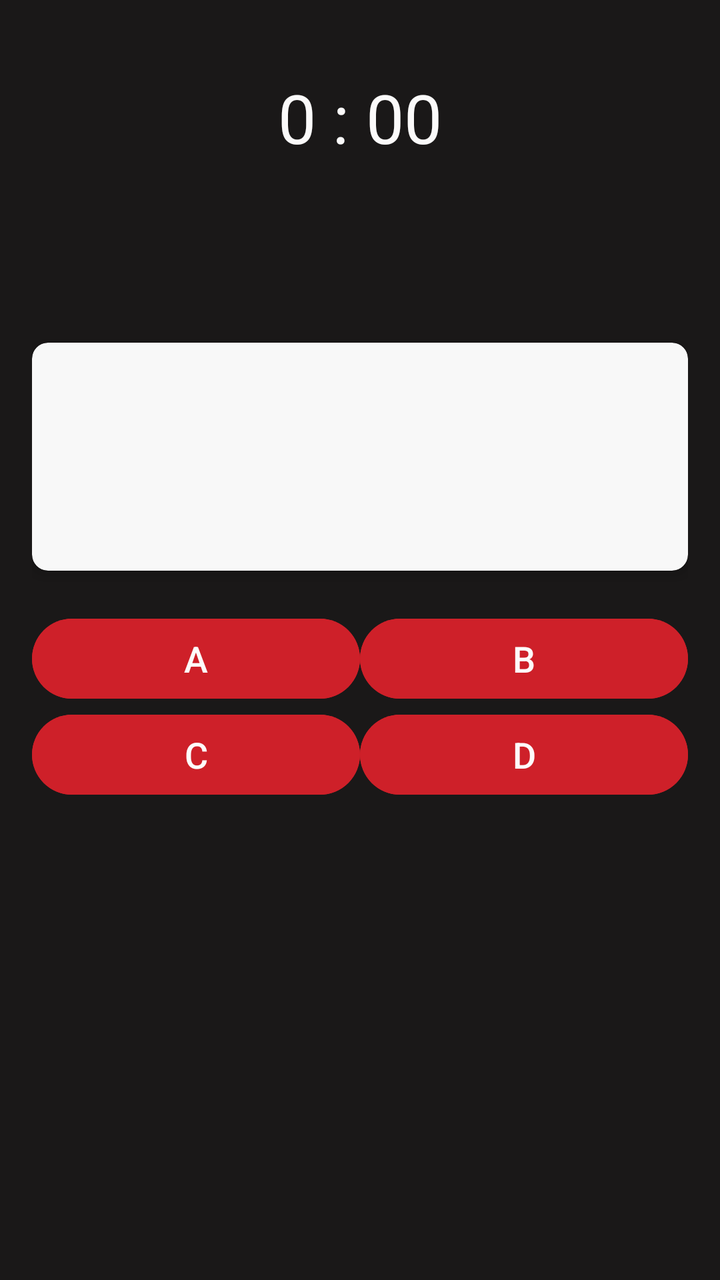
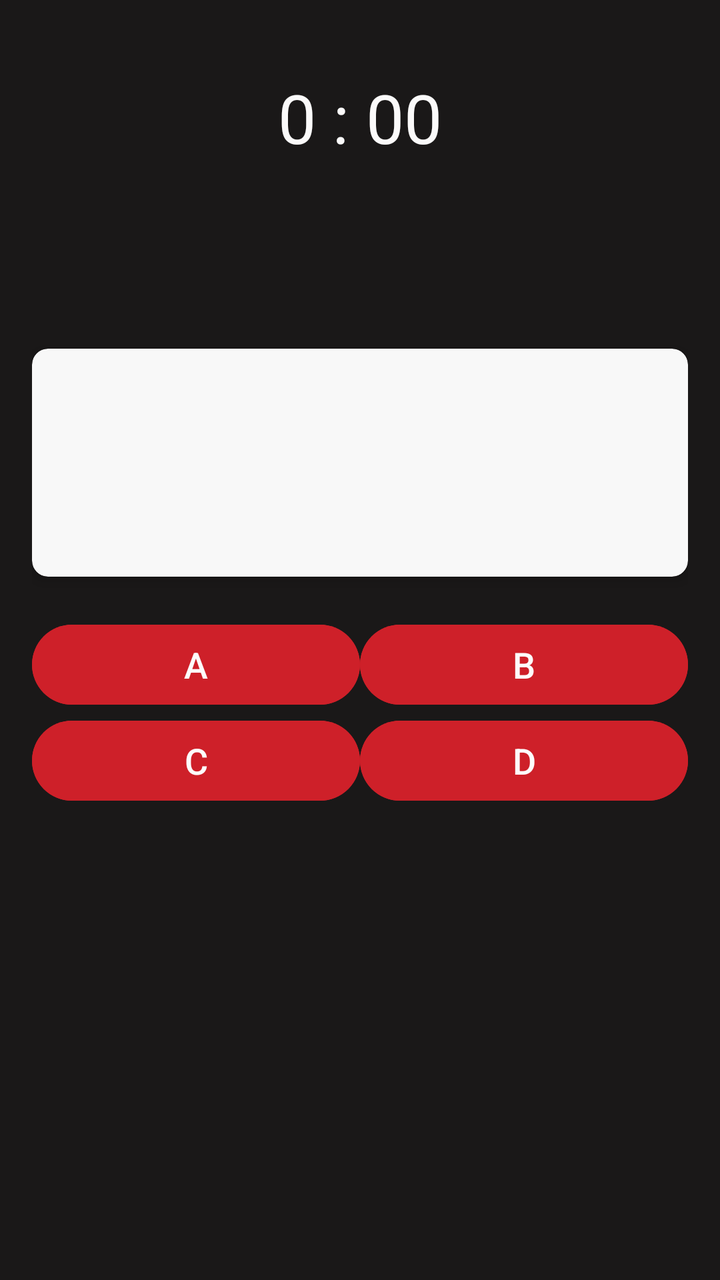

An Android layout rendered at two revisions. The XML below is the earlier revision; the diff shows what the commit changed to produce the second picture.
<!-- AndroidManifest.xml: application theme Theme.IntelliQuiz -->
<!-- res/layout/activity_quiz_section.xml -->
<?xml version="1.0" encoding="utf-8"?>
<LinearLayout xmlns:android="http://schemas.android.com/apk/res/android"
    xmlns:app="http://schemas.android.com/apk/res-auto"
    android:id="@+id/main"
    android:layout_width="match_parent"
    android:layout_height="match_parent"
    android:background="#1A1818"
    android:orientation="vertical"
    android:padding="16dp">

    <TextView
        android:id="@+id/timer"
        android:layout_width="match_parent"
        android:layout_height="wrap_content"
        android:layout_marginTop="20dp"
        android:fontFamily="@font/poppins_black"
        android:text="0 : 00"
        android:textAlignment="center"
        android:textColor="#FBFAFA"
        android:textSize="34sp" />

    <androidx.cardview.widget.CardView
        android:layout_width="match_parent"
        android:layout_height="wrap_content"
        android:layout_marginTop="90dp"
        app:cardBackgroundColor="#F8F8F8"
        app:cardCornerRadius="8dp"
        app:cardElevation="4dp">

        <ProgressBar
            android:id="@+id/loadingIndicator"
            android:layout_width="wrap_content"
            android:layout_height="wrap_content"
            android:layout_centerInParent="true"
            android:visibility="gone" />

        <LinearLayout
            android:id="@+id/card"
            android:layout_width="wrap_content"
            android:layout_height="wrap_content"
            android:layout_marginTop="20dp"
            android:orientation="vertical"
            android:padding="20dp">

            <TextView
                android:id="@+id/question"
                android:layout_width="wrap_content"
                android:layout_height="wrap_content"
                android:fontFamily="@font/poppins_black"
                android:textColor="@color/black"
                android:textSize="18sp"
                android:textStyle="bold" />

            <TextView
                android:id="@+id/choices"
                android:layout_width="wrap_content"
                android:layout_height="wrap_content"
                android:layout_marginTop="8dp"
                android:fontFamily="@font/poppins_black"
                android:textColor="#090909"
                android:textSize="16sp" />
        </LinearLayout>
    </androidx.cardview.widget.CardView>

    
    <LinearLayout
        android:layout_width="match_parent"
        android:layout_height="wrap_content"
        android:orientation="vertical"
        android:layout_marginTop="20dp">

        
        <LinearLayout
            android:layout_width="match_parent"
            android:layout_height="wrap_content"
            android:orientation="horizontal">

            <Button
                android:id="@+id/buttonA"
                android:layout_width="0dp"
                android:layout_height="wrap_content"
                android:layout_weight="1"
                android:backgroundTint="#CE2029"
                android:text="A"
                android:textColor="#FDFCFC"
                android:textSize="18sp" />

            <Button
                android:id="@+id/buttonB"
                android:layout_width="0dp"
                android:layout_height="wrap_content"
                android:layout_weight="1"
                android:backgroundTint="#CE2029"
                android:text="B"
                android:textColor="#FDFCFC"
                android:textSize="18sp" />
        </LinearLayout>

        
        <LinearLayout
            android:layout_width="match_parent"
            android:layout_height="wrap_content"
            android:orientation="horizontal">

            <Button
                android:id="@+id/buttonC"
                android:layout_width="0dp"
                android:layout_height="wrap_content"
                android:layout_weight="1"
                android:backgroundTint="#CE2029"
                android:text="C"
                android:textColor="#FDFCFC"
                android:textSize="18sp" />

            <Button
                android:id="@+id/buttonD"
                android:layout_width="0dp"
                android:layout_height="wrap_content"
                android:layout_weight="1"
                android:backgroundTint="#CE2029"
                android:text="D"
                android:textColor="#FDFCFC"
                android:textSize="18sp" />
        </LinearLayout>
    </LinearLayout>
</LinearLayout>
<!-- resources referenced by this layout -->
<resources>
  <color name="black">#FF000000</color>
  <style name="Theme.IntelliQuiz" parent="Base.Theme.IntelliQuiz" />
  <style name="Base.Theme.IntelliQuiz" parent="Theme.Material3.DayNight.NoActionBar">
          
          
      </style>
</resources>

<!-- the commit's change to res/layout/activity_quiz_section.xml (unified diff, before → after) -->
@@ -19,10 +19,22 @@
         android:textColor="#FBFAFA"
         android:textSize="34sp" />
 
+    <TextView
+        android:id="@+id/currentQuestion"
+        android:layout_width="wrap_content"
+        android:layout_height="33dp"
+        android:layout_marginLeft="150dp"
+        android:layout_marginTop="50dp"
+        android:fontFamily="@font/blue_custard"
+        android:text=" "
+        android:textColor="@color/white"
+        android:textSize="25sp"
+        android:textStyle="bold" />
+
     <androidx.cardview.widget.CardView
         android:layout_width="match_parent"
         android:layout_height="wrap_content"
-        android:layout_marginTop="90dp"
+        android:layout_marginTop="10dp"
         app:cardBackgroundColor="#F8F8F8"
         app:cardCornerRadius="8dp"
         app:cardElevation="4dp">
@@ -60,6 +72,8 @@
                 android:textColor="#090909"
                 android:textSize="16sp" />
         </LinearLayout>
+
+
     </androidx.cardview.widget.CardView>
 
     
<!-- resource entries referenced after the edit -->
@@ -1,6 +1,7 @@
 <!-- resources referenced by this layout -->
 <resources>
   <color name="black">#FF000000</color>
+  <color name="white">#FFFFFFFF</color>
   <style name="Theme.IntelliQuiz" parent="Base.Theme.IntelliQuiz" />
   <style name="Base.Theme.IntelliQuiz" parent="Theme.Material3.DayNight.NoActionBar">
           
